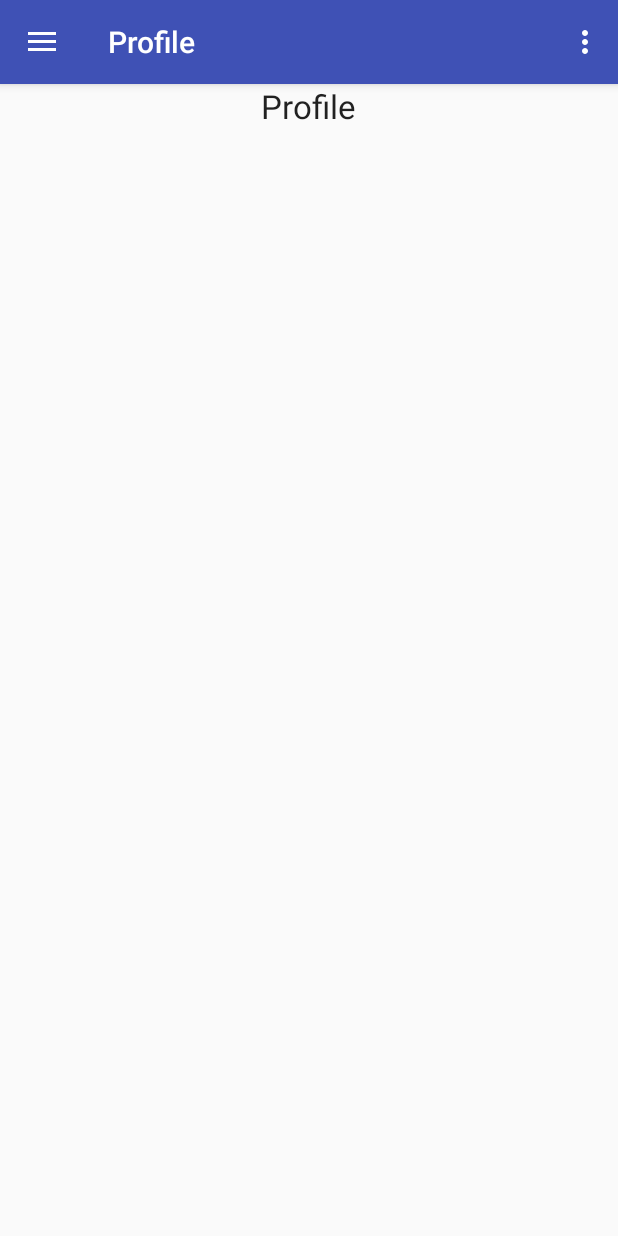
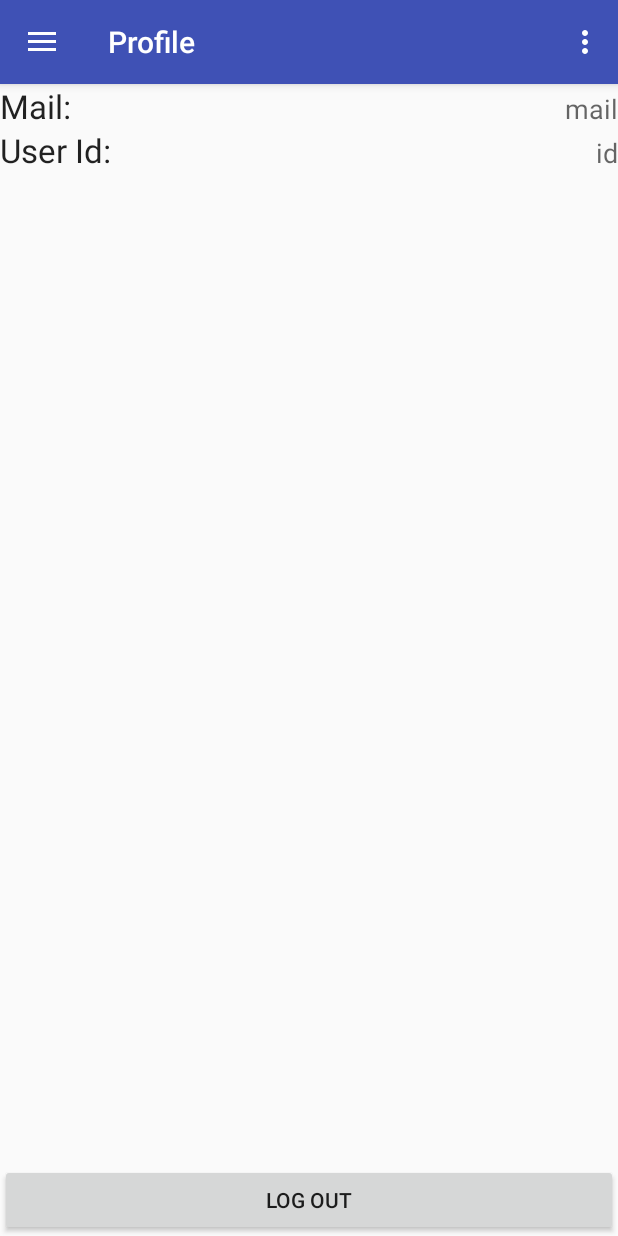
Before and after one commit to oliverbrehm/weapp, an Android app: the screen it shows after launch (MainActivity), in the side drawer, after a tap on "Profile", on a phone screen of 412 x 824 dp. Run offline under Robolectric (Android 15) with nearby library versions, the phone set to English and light mode, and no system bars; 4 statements that could not run were skipped.

Commit message:
Added login activity, automatic login and logout

```diff
--- a/android/Potpourri/app/src/main/AndroidManifest.xml
+++ b/android/Potpourri/app/src/main/AndroidManifest.xml
@@ -2,7 +2,7 @@
 <manifest xmlns:android="http://schemas.android.com/apk/res/android"
     package="com.brehm.oliver.potpourri">
 
-    <uses-permission android:name="android.permission.ACCESS_NETWORK_STATE"/>
+    <uses-permission android:name="android.permission.ACCESS_NETWORK_STATE" />
     <uses-permission android:name="android.permission.INTERNET" />
 
     <application
@@ -11,7 +11,6 @@
         android:label="@string/app_name"
         android:supportsRtl="true"
         android:theme="@style/AppTheme">
-
         <activity
             android:name=".MainActivity"
             android:label="@string/app_name"
@@ -22,6 +21,7 @@
                 <category android:name="android.intent.category.LAUNCHER" />
             </intent-filter>
         </activity>
+        <activity android:name=".Activities.UserLoginActivity"></activity>
     </application>
 
 </manifest>
--- a/android/Potpourri/app/src/main/java/com/brehm/oliver/potpourri/MainActivity.java
+++ b/android/Potpourri/app/src/main/java/com/brehm/oliver/potpourri/MainActivity.java
@@ -2,6 +2,8 @@ package com.brehm.oliver.potpourri;
 
 
 import android.content.Context;
+import android.content.Intent;
+import android.content.SharedPreferences;
 import android.net.ConnectivityManager;
 import android.net.NetworkInfo;
 import android.os.Bundle;
@@ -16,6 +18,11 @@ import android.support.v7.app.AppCompatActivity;
 import android.support.v7.widget.Toolbar;
 import android.view.Menu;
 import android.view.MenuItem;
+import android.view.View;
+import android.widget.Button;
+import android.widget.Toast;
+
+import com.brehm.oliver.potpourri.Activities.UserLoginActivity;
 
 import layout.InvitationListFragment;
 import layout.MessageListFragment;
@@ -23,8 +30,14 @@ import layout.ProfilesFragment;
 import layout.UserInvitationsFragment;
 
 public class MainActivity extends AppCompatActivity
-        implements NavigationView.OnNavigationItemSelectedListener
+        implements NavigationView.OnNavigationItemSelectedListener, Button.OnClickListener, User.UserLogoutListener, User.UserLoginListener
 {
+    public static final int ACTIVITY_REQUEST_USER_LOGIN = 1;
+
+    public static final String SHARED_PREFERENCES_DEFAULT = "shared_preferences_key_default";
+    public static final String SHARED_PREFERENCES_KEY_MAIL = "shared_preferences_key_mail";
+    public static final String SHARED_PREFERENCES_KEY_PASSWORD = "shared_preferences_key_password";
+
     // content fragments
     InvitationListFragment invitationListFragment;
     MessageListFragment messageListFragment;
@@ -47,6 +60,11 @@ public class MainActivity extends AppCompatActivity
         NavigationView navigationView = (NavigationView) findViewById(R.id.nav_view);
         navigationView.setNavigationItemSelectedListener(this);
 
+        this.initialize();
+    }
+
+    private void initialize()
+    {
         this.invitationListFragment = InvitationListFragment.newInstance();
         this.messageListFragment = MessageListFragment.newInstance();
         this.userInvitationsFragment = UserInvitationsFragment.newInstance();
@@ -89,9 +107,31 @@ public class MainActivity extends AppCompatActivity
     protected void onStart() {
         super.onStart();
 
-        InvitationListFragment fragment = new InvitationListFragment();
-        setContentFragment(fragment);
+        this.checkUserLogin();
+    }
 
+    private void checkUserLogin()
+    {
+        if(!User.loggedIn()) {
+            // check if user login info stored in shared preferences
+            SharedPreferences sharedPreferences = getSharedPreferences(SHARED_PREFERENCES_DEFAULT, MODE_PRIVATE);
+            if(sharedPreferences.contains(SHARED_PREFERENCES_KEY_MAIL) && sharedPreferences.contains(SHARED_PREFERENCES_KEY_PASSWORD)) {
+                String mail = sharedPreferences.getString(SHARED_PREFERENCES_KEY_MAIL, null);
+                String password = sharedPreferences.getString(SHARED_PREFERENCES_KEY_PASSWORD, null);
+
+                if(!mail.isEmpty() && !password.isEmpty()) {
+                    User.login(mail, password, this);
+                    return;
+                }
+            }
+
+            // present login activity if nothing stored
+            Intent intent = new Intent(this, UserLoginActivity.class);
+            this.startActivityForResult(intent, ACTIVITY_REQUEST_USER_LOGIN);
+        } else {
+            this.setTitle("Überblick");
+            setContentFragment(this.invitationListFragment);
+        }
     }
 
     @SuppressWarnings("StatementWithEmptyBody")
@@ -109,7 +149,7 @@ public class MainActivity extends AppCompatActivity
             setContentFragment(this.messageListFragment);
 
         } else if (id == R.id.nav_activities) {
-            this.setTitle("Meine Aktivitäten");
+            this.setTitle("Aktivitäten");
             setContentFragment(this.userInvitationsFragment);
 
         } else if (id == R.id.nav_profiles) {
@@ -136,4 +176,52 @@ public class MainActivity extends AppCompatActivity
         ft.replace(R.id.content_frame, fragment);
         ft.commit();
     }
+
+    @Override
+    protected void onActivityResult(int requestCode, int resultCode, Intent data) {
+        super.onActivityResult(requestCode, resultCode, data);
+
+        if(requestCode == ACTIVITY_REQUEST_USER_LOGIN) {
+            this.checkUserLogin();
+        }
+    }
+
+    @Override
+    public void onClick(View v) {
+        // log out button
+        User.logout(this);
+    }
+
+    @Override
+    public void onUserLoggedOut() {
+        // clear data
+        this.initialize();
+
+        // remove auto login data
+        SharedPreferences.Editor sharedPreferences = getSharedPreferences(MainActivity.SHARED_PREFERENCES_DEFAULT, MODE_PRIVATE).edit();
+        sharedPreferences.remove(MainActivity.SHARED_PREFERENCES_KEY_MAIL);
+        sharedPreferences.remove(MainActivity.SHARED_PREFERENCES_KEY_PASSWORD);
+        sharedPreferences.commit();
+
+        // present login activity
+        Intent intent = new Intent(this, UserLoginActivity.class);
+        this.startActivityForResult(intent, ACTIVITY_REQUEST_USER_LOGIN);
+    }
+
+    @Override
+    public void onUserLogoutError() {
+        Toast.makeText(this, "Error logging out user", Toast.LENGTH_SHORT).show();
+    }
+
+    @Override
+    public void onUserLoggedIn() {
+        checkUserLogin();
+    }
+
+    @Override
+    public void onUserLoginError() {
+        // present user login activity if auto login has failed
+        Intent intent = new Intent(this, UserLoginActivity.class);
+        this.startActivityForResult(intent, ACTIVITY_REQUEST_USER_LOGIN);
+    }
 }
--- a/android/Potpourri/app/src/main/java/com/brehm/oliver/potpourri/Network/HTTPRequestInvitationList.java
+++ b/android/Potpourri/app/src/main/java/com/brehm/oliver/potpourri/Network/HTTPRequestInvitationList.java
@@ -24,7 +24,7 @@ public class HTTPRequestInvitationList extends HTTPRequest {
     public void onPostResponseAvailable(String response) {
         super.onPostResponseAvailable(response);
 
-        if(this.xmlDocument != null) {
+        if(this.xmlDocument != null && this.responseValue == true) {
             NodeList invitationNodes = xmlDocument.getElementsByTagName("invitation");
 
             this.invitations = new ArrayList<InvitationHeader>();
--- a/android/Potpourri/app/src/main/java/com/brehm/oliver/potpourri/Network/HTTPRequestUserLogin.java
+++ b/android/Potpourri/app/src/main/java/com/brehm/oliver/potpourri/Network/HTTPRequestUserLogin.java
@@ -20,7 +20,7 @@ public class HTTPRequestUserLogin extends HTTPRequest {
     public void onPostResponseAvailable(String response) {
         super.onPostResponseAvailable(response);
 
-        if(this.xmlDocument != null) {
+        if(this.xmlDocument != null && this.responseValue == true) {
             Element userIdeNode = (Element) xmlDocument.getElementsByTagName("UserID").item(0);
             this.userId = userIdeNode.getTextContent();
         }
--- a/android/Potpourri/app/src/main/java/layout/InvitationListFragment.java
+++ b/android/Potpourri/app/src/main/java/layout/InvitationListFragment.java
@@ -8,13 +8,12 @@ import android.support.v7.widget.RecyclerView;
 import android.view.LayoutInflater;
 import android.view.View;
 import android.view.ViewGroup;
-import android.widget.Toast;
 
 import com.brehm.oliver.potpourri.InvitationListAdapter;
 import com.brehm.oliver.potpourri.Network.HTTPRequest;
 import com.brehm.oliver.potpourri.Network.HTTPRequestInvitationList;
-import com.brehm.oliver.potpourri.Network.HTTPRequestUserLogin;
 import com.brehm.oliver.potpourri.R;
+import com.brehm.oliver.potpourri.User;
 
 public class InvitationListFragment extends Fragment implements HTTPRequest.OnRequestFinishedListener {
 
@@ -66,7 +65,10 @@ public class InvitationListFragment extends Fragment implements HTTPRequest.OnRe
     public void onStart() {
         super.onStart();
 
-        makeRequest();
+        if(User.loggedIn()) {
+            HTTPRequestInvitationList invitationListRequest = new HTTPRequestInvitationList(this);
+            invitationListRequest.send();
+        }
     }
 
     @Override
@@ -82,15 +84,7 @@ public class InvitationListFragment extends Fragment implements HTTPRequest.OnRe
 
     @Override
     public void onRequestFinished(HTTPRequest request) {
-        if(request.getClass() == HTTPRequestUserLogin.class) {
-            HTTPRequestUserLogin userLoginRequest = (HTTPRequestUserLogin) request;
-            Toast.makeText(context, "Request finished\n"
-                    + "Response: " + userLoginRequest.responseValue + "\n"
-                    + "User ID: " + userLoginRequest.userId, Toast.LENGTH_SHORT).show();
-
-            HTTPRequestInvitationList invitationListRequest = new HTTPRequestInvitationList(this);
-            invitationListRequest.send();
-        } else if(request.getClass() == HTTPRequestInvitationList.class) {
+        if(request.getClass() == HTTPRequestInvitationList.class) {
             HTTPRequestInvitationList invitationListRequest = (HTTPRequestInvitationList) request;
             if(invitationListRequest.invitations != null) {
                 this.invitationListAdapter.invitations = invitationListRequest.invitations;
@@ -98,9 +92,4 @@ public class InvitationListFragment extends Fragment implements HTTPRequest.OnRe
             }
         }
     }
-
-    private void makeRequest() {
-        HTTPRequestUserLogin userLoginRequest = new HTTPRequestUserLogin(this);
-        userLoginRequest.send("olibrehm@arcor.de", "1234");
-    }
 }
--- a/android/Potpourri/app/src/main/java/layout/ProfilesFragment.java
+++ b/android/Potpourri/app/src/main/java/layout/ProfilesFragment.java
@@ -6,12 +6,17 @@ import android.support.v4.app.Fragment;
 import android.view.LayoutInflater;
 import android.view.View;
 import android.view.ViewGroup;
+import android.widget.TextView;
 
 import com.brehm.oliver.potpourri.R;
+import com.brehm.oliver.potpourri.User;
 
 public class ProfilesFragment extends Fragment {
 
     Context context;
+
+    TextView mailTextView;
+    TextView userIdTextView;
 
     public ProfilesFragment() {
         // Required empty public constructor
@@ -41,7 +46,18 @@ public class ProfilesFragment extends Fragment {
     public View onCreateView(LayoutInflater inflater, ViewGroup container,
                              Bundle savedInstanceState) {
         // Inflate the layout for this fragment
-        return inflater.inflate(R.layout.fragment_profiles, container, false);
+        View contentView = inflater.inflate(R.layout.fragment_profiles, container, false);
+
+        this.mailTextView = (TextView) contentView.findViewById(R.id.mailTextView);
+        this.userIdTextView = (TextView) contentView.findViewById(R.id.userIdTextView);
+
+        User user = User.currentUser();
+        if(user != null && User.loggedIn()) {
+            mailTextView.setText(user.mail);
+            userIdTextView.setText("" + user.userId);
+        }
+
+        return contentView;
     }
 
     @Override
--- a/android/Potpourri/app/src/main/res/layout/fragment_message_list.xml
+++ b/android/Potpourri/app/src/main/res/layout/fragment_message_list.xml
@@ -8,7 +8,7 @@
         android:layout_width="wrap_content"
         android:layout_height="wrap_content"
         android:textAppearance="?android:attr/textAppearanceLarge"
-        android:text="Message"
+        android:text="Meine Nachrichten"
         android:id="@+id/textView"
         android:layout_gravity="center_horizontal|top" />
 </FrameLayout>
--- a/android/Potpourri/app/src/main/res/layout/fragment_profiles.xml
+++ b/android/Potpourri/app/src/main/res/layout/fragment_profiles.xml
@@ -1,14 +1,57 @@
-<FrameLayout xmlns:android="http://schemas.android.com/apk/res/android"
+<GridLayout xmlns:android="http://schemas.android.com/apk/res/android"
     xmlns:tools="http://schemas.android.com/tools"
     android:layout_width="match_parent"
     android:layout_height="match_parent"
-    tools:context="layout.MessageListFragment">
+    tools:context="layout.MessageListFragment"
+    android:columnCount="2"
+    android:rowCount="4">
 
     <TextView
         android:layout_width="wrap_content"
         android:layout_height="wrap_content"
         android:textAppearance="?android:attr/textAppearanceLarge"
-        android:text="Profile"
-        android:id="@+id/textView"
-        android:layout_gravity="center_horizontal|top" />
-</FrameLayout>
+        android:text="Mail:"
+        android:id="@+id/labelMail"
+        android:layout_row="0"
+        android:layout_column="0" />
+
+    <TextView
+        android:layout_width="wrap_content"
+        android:layout_height="wrap_content"
+        android:textAppearance="?android:attr/textAppearanceMedium"
+        android:text="mail"
+        android:id="@+id/mailTextView"
+        android:layout_row="0"
+        android:layout_column="1"
+        android:layout_gravity="right" />
+
+    <TextView
+        android:layout_width="wrap_content"
+        android:layout_height="wrap_content"
+        android:textAppearance="?android:attr/textAppearanceLarge"
+        android:text="User Id:"
+        android:id="@+id/labelUserId"
+        android:layout_row="1"
+        android:layout_column="0" />
+
+    <TextView
+        android:layout_width="wrap_content"
+        android:layout_height="wrap_content"
+        android:textAppearance="?android:attr/textAppearanceMedium"
+        android:text="id"
+        android:id="@+id/userIdTextView"
+        android:layout_row="1"
+        android:layout_column="1"
+        android:layout_gravity="right" />
+
+    <Button
+        android:layout_width="match_parent"
+        android:layout_height="wrap_content"
+        android:text="Log out"
+        android:id="@+id/logOutButton"
+        android:layout_row="3"
+        android:layout_column="0"
+        android:layout_columnSpan="2"
+        android:onClick="onClick" />
+
+</GridLayout>
--- a/android/Potpourri/app/src/main/res/layout/fragment_user_invitations.xml
+++ b/android/Potpourri/app/src/main/res/layout/fragment_user_invitations.xml
@@ -8,7 +8,7 @@
         android:layout_width="wrap_content"
         android:layout_height="wrap_content"
         android:textAppearance="?android:attr/textAppearanceLarge"
-        android:text="Meine Einladungen"
+        android:text="Meine Aktivitäten"
         android:id="@+id/textView"
         android:layout_gravity="center_horizontal|top" />
 </FrameLayout>
--- a/android/Potpourri/app/src/main/res/menu/activity_main_drawer.xml
+++ b/android/Potpourri/app/src/main/res/menu/activity_main_drawer.xml
@@ -13,7 +13,7 @@
         <item
             android:id="@+id/nav_activities"
             android:icon="@drawable/ic_menu_element"
-            android:title="Meine Aktivitäten" />
+            android:title="Aktivitäten" />
         <item
             android:id="@+id/nav_profiles"
             android:icon="@drawable/ic_menu_element"
```
Also changed, not shown: 1 other file.
